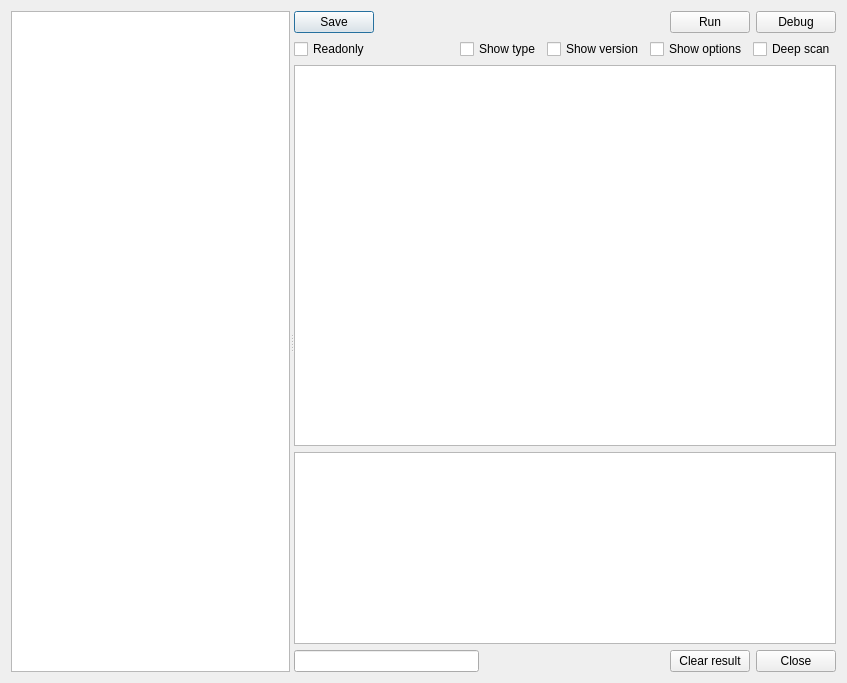
This is dialogsignatures.ui in horsicq/die_widget as Qt 5 draws it before an edit. The edited form follows.
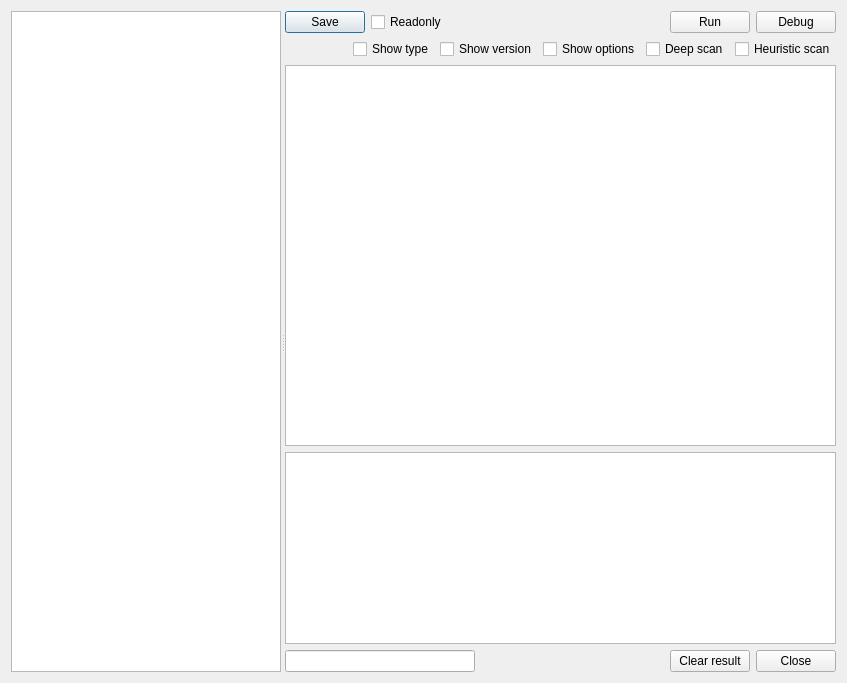
This is the edited form. Custom widgets are drawn as their Qt base class.

Patch:
```diff
--- a/dialogsignatures.ui
+++ b/dialogsignatures.ui
@@ -61,6 +61,13 @@
            </property>
           </widget>
          </item>
+         <item>
+          <widget class="QCheckBox" name="checkBoxReadOnly">
+           <property name="text">
+            <string>Readonly</string>
+           </property>
+          </widget>
+         </item>
          <item>
           <spacer name="horizontalSpacer">
            <property name="orientation">
@@ -92,13 +99,6 @@
        </item>
        <item>
         <layout class="QHBoxLayout" name="horizontalLayout_4">
-         <item>
-          <widget class="QCheckBox" name="checkBoxReadOnly">
-           <property name="text">
-            <string>Readonly</string>
-           </property>
-          </widget>
-         </item>
          <item>
           <spacer name="horizontalSpacer_4">
            <property name="orientation">
@@ -140,6 +140,13 @@
            </property>
           </widget>
          </item>
+         <item>
+          <widget class="QCheckBox" name="checkBoxHeuristicScan">
+           <property name="text">
+            <string>Heuristic scan</string>
+           </property>
+          </widget>
+         </item>
         </layout>
        </item>
        <item>
```
Left out of the diff: 2 changed lines with no effect on the pictures.
